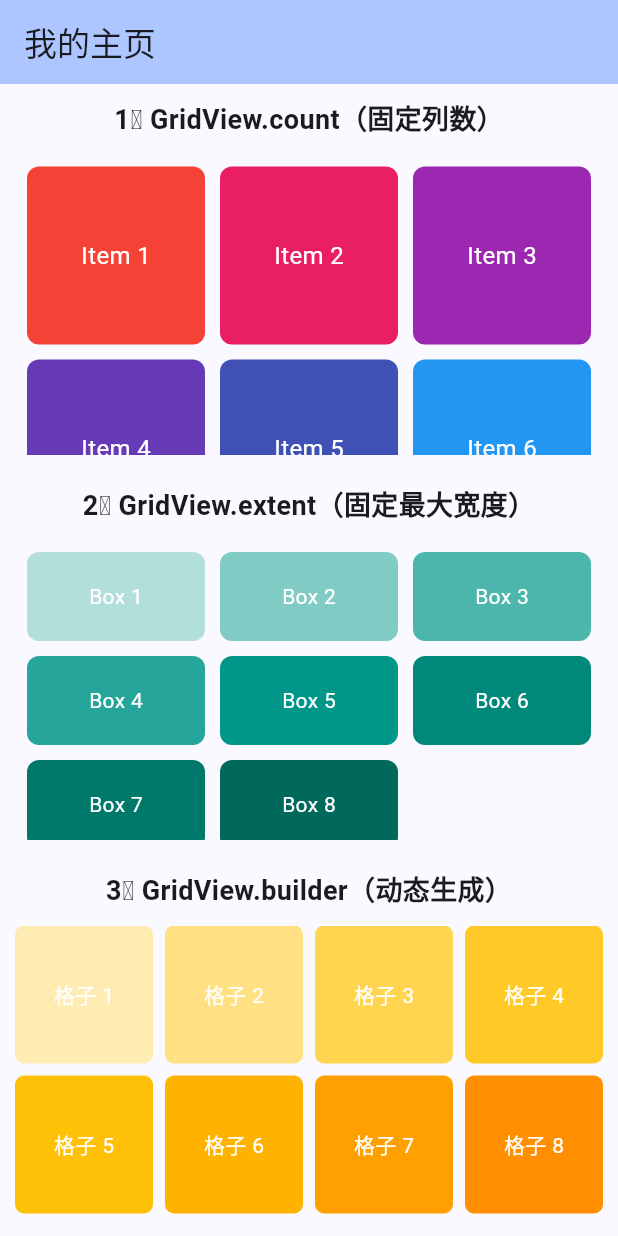
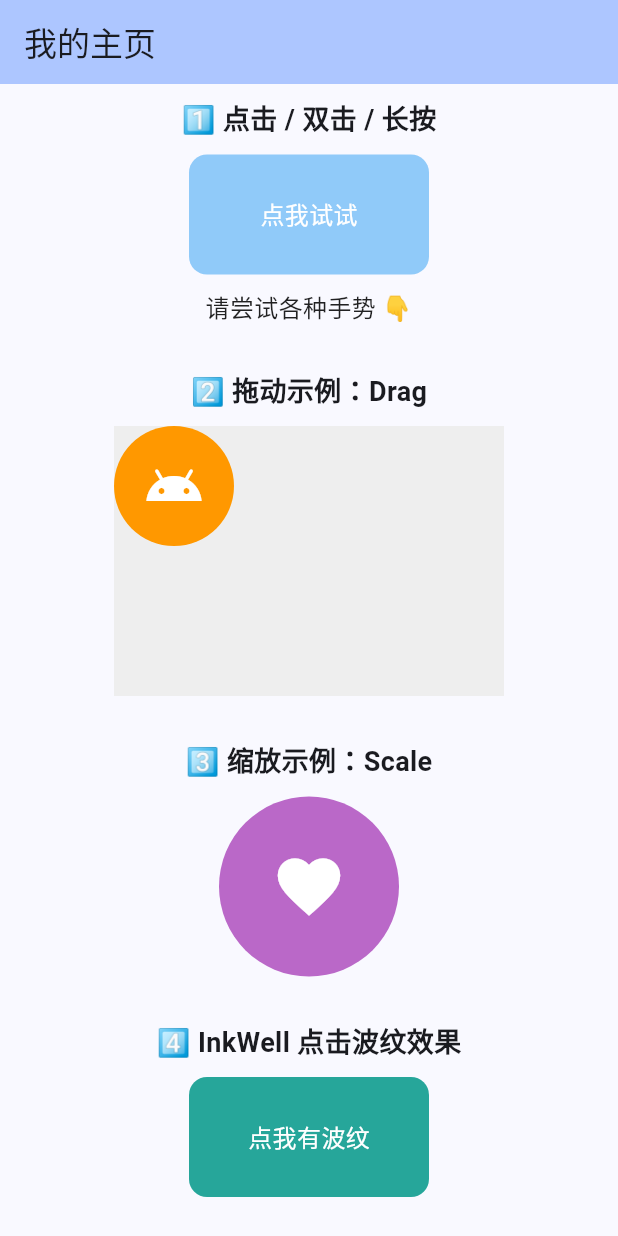
Before and after one commit to joeljhou/hello_flutter, a Flutter app: the screen it shows after launch, on a phone screen of 412 x 824 dp. Run offline on Flutter 3.47's test engine with Material 3 defaults, Android fonts, the phone set to English and light mode, and no system bars.

Commit message:
feat(widgets): 添加 Gesture 手势交互组件

```diff
--- a/lib/main.dart
+++ b/lib/main.dart
@@ -82,7 +82,8 @@ class _MyHomePageState extends State<MyHomePage> {
       // const RowTest(),
       // const FlexTest(),
       // const ListviewTest(),
-      const GridViewTest(),
+      // const GridViewTest(),
+      const GestureTest(),
     );
   }
 }
--- a/lib/widgets/container.dart
+++ b/lib/widgets/container.dart
@@ -6,7 +6,9 @@ class ContainerTest extends StatelessWidget {
   @override
   Widget build(BuildContext context) {
     return Center(
-      child: SingleChildScrollView(                      // 滚动视图，防止内容溢出
+      child: SingleChildScrollView(       // 滚动视图，防止内容溢出
+        scrollDirection: Axis.vertical,   // 支持垂直滚动
+        padding: const EdgeInsets.all(10),
         child: Column(
           mainAxisAlignment: MainAxisAlignment.center,   // 垂直居中
           crossAxisAlignment: CrossAxisAlignment.center, // 水平居中
@@ -20,10 +22,7 @@ class ContainerTest extends StatelessWidget {
               padding: const EdgeInsets.all(10), // 内边距
               alignment: Alignment.center,       // 内容居中
               color: Colors.orange,              // 背景色
-              child: const Text(
-                '基础容器',
-                style: TextStyle(color: Colors.white, fontSize: 18, fontWeight: FontWeight.bold),
-              ),
+              child: const Text('基础容器', style: TextStyle(color: Colors.white, fontSize: 18, fontWeight: FontWeight.bold),),
             ),
 
             // 圆角 + 阴影
@@ -45,10 +44,7 @@ class ContainerTest extends StatelessWidget {
                   ),
                 ],
               ),
-              child: const Text(
-                '圆角 + 阴影',
-                style: TextStyle(color: Colors.white, fontSize: 18, fontWeight: FontWeight.bold),
-              ),
+              child: const Text('圆角 + 阴影', style: TextStyle(color: Colors.white, fontSize: 18, fontWeight: FontWeight.bold),),
             ),
 
             // 渐变背景 + 边框
@@ -67,10 +63,7 @@ class ContainerTest extends StatelessWidget {
                 border: Border.all(color: Colors.white, width: 3),   // 白色边框，宽度3
                 borderRadius: BorderRadius.circular(12),             // 圆角
               ),
-              child: const Text(
-                '渐变 + 边框',
-                style: TextStyle(color: Colors.white, fontSize: 18, fontWeight: FontWeight.bold),
-              ),
+              child: const Text('渐变 + 边框', style: TextStyle(color: Colors.white, fontSize: 18, fontWeight: FontWeight.bold),),
             ),
 
             // 背景图片容器
@@ -92,10 +85,7 @@ class ContainerTest extends StatelessWidget {
                   color: Colors.black54,                   // 半透明黑色背景
                   borderRadius: BorderRadius.circular(8),  // 圆角
                 ),
-                child: const Text(
-                  '背景图片容器',
-                  style: TextStyle(color: Colors.white, fontSize: 16),
-                ),
+                child: const Text('背景图片容器', style: TextStyle(color: Colors.white, fontSize: 16),),
               ),
             ),
 
@@ -121,10 +111,7 @@ class ContainerTest extends StatelessWidget {
                   ),
                 ],
               ),
-              child: const Text(
-                '圆形容器',
-                style: TextStyle(color: Colors.white, fontSize: 16, fontWeight: FontWeight.bold),
-              ),
+              child: const Text('圆形容器', style: TextStyle(color: Colors.white, fontSize: 16, fontWeight: FontWeight.bold),),
             ),
           ],
         ),
--- a/lib/widgets/flex.dart
+++ b/lib/widgets/flex.dart
@@ -10,6 +10,8 @@ class FlexTest extends StatelessWidget {
         scrollDirection: Axis.vertical,     // 支持垂直滚动
         padding: const EdgeInsets.all(10),
         child: Column(
+          mainAxisAlignment: MainAxisAlignment.center,   // 垂直居中
+          crossAxisAlignment: CrossAxisAlignment.center, // 水平居中
           children: [
             // 1️⃣ 水平 Flex (相当于 Row)
             const Text('1️⃣ 水平 Flex (Row)', style: TextStyle(fontSize: 18, fontWeight: FontWeight.bold),),
--- /dev/null
+++ b/lib/widgets/gesture.dart
@@ -0,0 +1,143 @@
+import 'package:flutter/material.dart';
+
+class GestureTest extends StatefulWidget {
+  const GestureTest({super.key});
+
+  @override
+  State<GestureTest> createState() => _GestureTestState();
+}
+
+class _GestureTestState extends State<GestureTest> {
+  String _message = '请尝试各种手势 👇';
+  double _top = 0;   // 拖动距离（垂直）
+  double _left = 0;  // 拖动距离（水平）
+  double _scale = 1; // 缩放比例
+
+  @override
+  Widget build(BuildContext context) {
+    return Center(
+      child: SingleChildScrollView(       // 滚动视图，防止内容溢出
+        scrollDirection: Axis.vertical,   // 支持垂直滚动
+        padding: const EdgeInsets.all(10),
+        child: Column(
+          mainAxisAlignment: MainAxisAlignment.center,   // 垂直居中
+          crossAxisAlignment: CrossAxisAlignment.center, // 水平居中
+          children: [
+            // 1️⃣ 点击、双击、长按
+            const Text('1️⃣ 点击 / 双击 / 长按', style: TextStyle(fontSize: 18, fontWeight: FontWeight.bold),),
+            const SizedBox(height: 10),
+            GestureDetector(              // 手势检测器
+              onTap: () {
+                setState(() => _message = '👉 单击事件触发！');
+              },
+              onDoubleTap: () {
+                setState(() => _message = '💡 双击事件触发！');
+              },
+              onLongPress: () {
+                setState(() => _message = '⏳ 长按事件触发！');
+              },
+              child: Container(
+                width: 160,
+                height: 80,
+                alignment: Alignment.center,
+                decoration: BoxDecoration(
+                  color: Colors.blue[200],
+                  borderRadius: BorderRadius.circular(12),
+                ),
+                child: const Text('点我试试', style: TextStyle(fontSize: 16, color: Colors.white),),
+              ),
+            ),
+            const SizedBox(height: 10),
+            Text(_message, style: const TextStyle(fontSize: 16, color: Colors.black87)),
+            const SizedBox(height: 30),
+
+            // 2️⃣ 拖动（上下左右）
+            const Text('2️⃣ 拖动示例：Drag', style: TextStyle(fontSize: 18, fontWeight: FontWeight.bold),),
+            const SizedBox(height: 10),
+            Stack(
+              alignment: Alignment.center,
+              children: [
+                Container(width: 260, height: 180, color: Colors.grey[200],),  // 拖动区域背景
+                Positioned(
+                  top: _top,
+                  left: _left,
+                  child: GestureDetector(              // 手势检测器
+                    onPanUpdate: (details) {           // 拖动更新
+                      // 拖动更新位置
+                      setState(() {
+                        _left += details.delta.dx;     // 水平位置更新
+                        _top += details.delta.dy;      // 垂直位置更新
+                      });
+                    },
+                    onPanEnd: (details) {
+                      setState(() => _message = '🎯 拖动结束');
+                    },
+                    child: Container(
+                      width: 80,
+                      height: 80,
+                      decoration: BoxDecoration(
+                        color: Colors.orange,                     // 背景色（橙色）
+                        borderRadius: BorderRadius.circular(40),  // 圆形
+                      ),
+                      alignment: Alignment.center,                // 内容居中
+                      child: const Icon(Icons.android, color: Colors.white, size: 40),  // 图标（白色安卓标志）
+                    ),
+                  ),
+                ),
+              ],
+            ),
+            const SizedBox(height: 30),
+
+            // 3️⃣ 缩放（Pinch / Scale）
+            const Text('3️⃣ 缩放示例：Scale', style: TextStyle(fontSize: 18, fontWeight: FontWeight.bold),),
+            const SizedBox(height: 10),
+            GestureDetector(
+              onScaleUpdate: (details) {
+                // 缩放更新
+                setState(() {
+                  _scale = details.scale.clamp(0.5, 2.0); // 限制缩放范围
+                });
+              },
+              child: Transform.scale(
+                scale: _scale,
+                child: Container(
+                  width: 120,
+                  height: 120,
+                  decoration: BoxDecoration(
+                    color: Colors.purple[300],
+                    borderRadius: BorderRadius.circular(60),
+                  ),
+                  alignment: Alignment.center,                     // 背景色（紫色）
+                  child: const Icon(Icons.favorite, color: Colors.white, size: 50),  // 图标（白色爱心标志）
+                ),
+              ),
+            ),
+            const SizedBox(height: 30),
+
+            // 4️⃣ 点击波纹反馈（InkWell）
+            const Text('4️⃣ InkWell 点击波纹效果', style: TextStyle(fontSize: 18, fontWeight: FontWeight.bold),),
+            const SizedBox(height: 10),
+            Material(
+              color: Colors.teal[400],                         // 背景色（蓝绿色）
+              borderRadius: BorderRadius.circular(12),         // 圆角
+              clipBehavior: Clip.antiAlias,                    // 裁剪溢出部分
+              child: InkWell(                                  // 波纹效果
+                borderRadius: BorderRadius.circular(12),       // 圆角
+                splashColor: Colors.white.withOpacity(0.5),    // 波纹颜色（白色，透明度50%）
+                highlightColor: Colors.white.withOpacity(0.2), // 高亮颜色（白色，透明度20%）
+                onTap: () => setState(() => _message = '🌊 InkWell 点击触发！'),
+                child: Container(
+                  width: 160,
+                  height: 80,
+                  alignment: Alignment.center,
+                  child: const Text('点我有波纹', style: TextStyle(fontSize: 16, color: Colors.white),),
+                ),
+              ),
+            ),
+            const SizedBox(height: 30),
+          ],
+        ),
+      ),
+    );
+  }
+}
--- a/lib/widgets/widgets.dart
+++ b/lib/widgets/widgets.dart
@@ -6,3 +6,4 @@ export 'row.dart';
 export 'flex.dart';
 export 'listview.dart';
 export 'gridview.dart';
+export 'gesture.dart';
```
